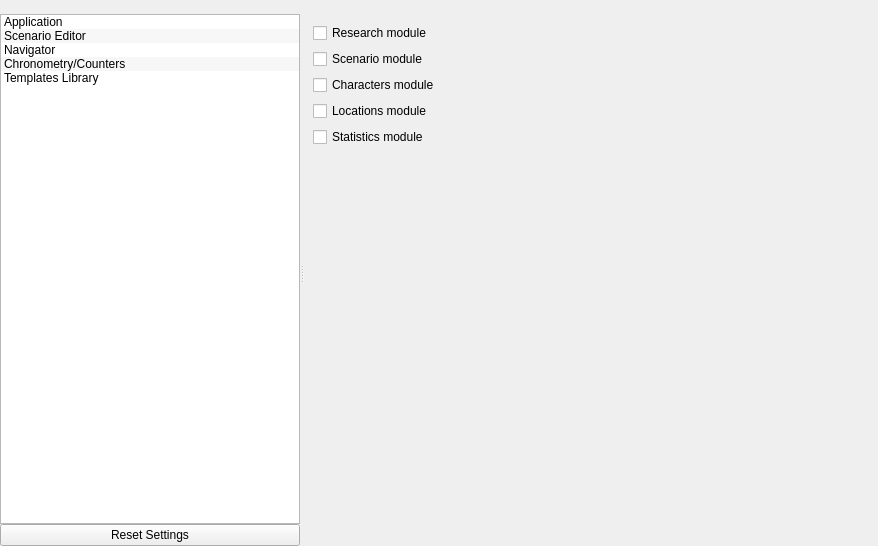
Qt form src/bin/scenarist-desktop/UserInterfaceLayer/Settings/SettingsView.ui (dimkanovikov/KITScenarist) before a commit.
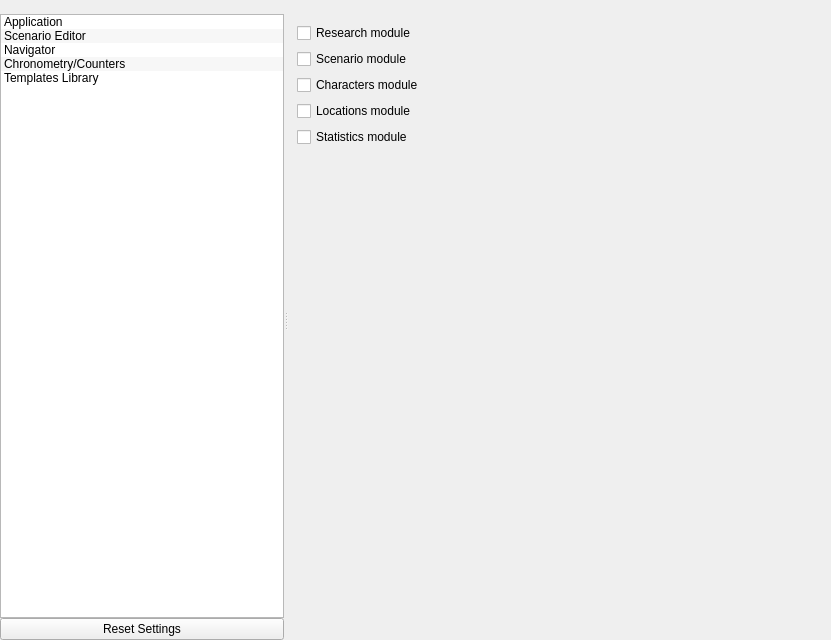
The same form after that commit. Icons and pictures are not drawn. Custom widgets are drawn as their Qt base class.

Patch:
```diff
--- a/src/bin/scenarist-desktop/UserInterfaceLayer/Settings/SettingsView.ui
+++ b/src/bin/scenarist-desktop/UserInterfaceLayer/Settings/SettingsView.ui
@@ -6,8 +6,8 @@
    <rect>
     <x>0</x>
     <y>0</y>
-    <width>878</width>
-    <height>546</height>
+    <width>831</width>
+    <height>640</height>
    </rect>
   </property>
   <property name="windowTitle">
```
Left out of the diff: 610 changed lines with no effect on the pictures.
